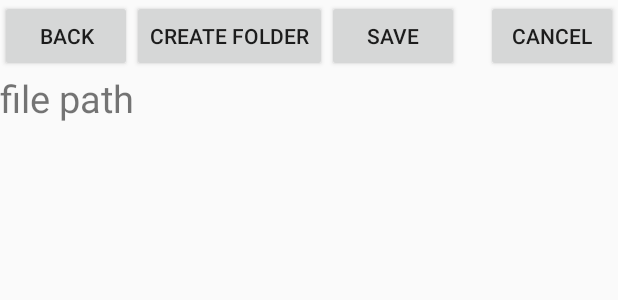
After one commit to MiltonMungin/ShiftCipher, an Android app: the layout activity_file_save.xml on its own in the app's theme, with its tools: preview values and no code run, on a phone screen of 412 x 824 dp. The commit adds this screen. Shown: the top 300 px of the screen. Run offline under Robolectric (Android 15) with nearby library versions, the phone set to English and light mode, and no system bars.

Commit message:
Added file save activity

```diff
--- a/app/build.gradle
+++ b/app/build.gradle
@@ -26,7 +26,7 @@ dependencies {
     })
     compile 'com.android.support:appcompat-v7:25.3.1'
     compile 'com.android.support.constraint:constraint-layout:1.0.0-beta5'
+    compile 'com.jakewharton:butterknife:8.5.1'
     testCompile 'junit:junit:4.12'
-    compile 'com.jakewharton:butterknife:8.5.1'
     annotationProcessor 'com.jakewharton:butterknife-compiler:8.5.1'
 }
--- a/app/src/main/AndroidManifest.xml
+++ b/app/src/main/AndroidManifest.xml
@@ -2,7 +2,7 @@
 <manifest xmlns:android="http://schemas.android.com/apk/res/android"
     package="edu.gsu.student.shiftcipher">
 
-    <uses-permission android:name="android.permission.READ_EXTERNAL_STORAGE"/>
+    <uses-permission android:name="android.permission.READ_EXTERNAL_STORAGE" />
     <uses-permission android:name="android.permission.WRITE_EXTERNAL_STORAGE" />
 
     <application
@@ -19,7 +19,8 @@
                 <category android:name="android.intent.category.LAUNCHER" />
             </intent-filter>
         </activity>
-        <activity android:name=".FileExplorerActivity"></activity>
+        <activity android:name=".FileExplorerActivity" />
+        <activity android:name=".FileSaveActivity"></activity>
     </application>
 
 </manifest>
--- /dev/null
+++ b/app/src/main/res/layout/activity_file_save.xml
@@ -0,0 +1,63 @@
+<?xml version="1.0" encoding="utf-8"?>
+<LinearLayout xmlns:android="http://schemas.android.com/apk/res/android"
+    xmlns:app="http://schemas.android.com/apk/res-auto"
+    xmlns:tools="http://schemas.android.com/tools"
+    android:layout_width="match_parent"
+    android:layout_height="match_parent"
+    tools:context="edu.gsu.student.shiftcipher.FileSaveActivity">
+
+    <RelativeLayout
+        android:layout_width="match_parent"
+        android:layout_height="match_parent">
+        <LinearLayout
+            android:id="@+id/explorer_header"
+            android:layout_width="wrap_content"
+            android:layout_height="wrap_content">
+
+            <Button
+                android:id="@+id/button_up_to"
+                android:layout_width="wrap_content"
+                android:layout_height="wrap_content"
+                android:text="back"/>
+
+            <Button
+                android:id="@+id/button_create_folder"
+                android:layout_width="wrap_content"
+                android:layout_height="wrap_content"
+                android:layout_weight="1"
+                android:text="Create Folder" />
+
+            <Button
+                android:id="@+id/button_save"
+                android:layout_width="wrap_content"
+                android:layout_height="wrap_content"
+                android:layout_weight="1"
+                android:text="Save" />
+
+        </LinearLayout>
+        <TextView
+            android:id="@+id/text_file_path"
+            android:layout_width="wrap_content"
+            android:layout_height="wrap_content"
+            android:text="file path"
+            android:textSize="25dp"
+            android:layout_below="@id/explorer_header"/>
+        <ListView
+            android:id="@+id/fileList"
+            android:layout_width="match_parent"
+            android:layout_height="match_parent"
+            android:layout_below="@id/text_file_path"
+            >
+        </ListView>
+
+        <Button
+            android:id="@+id/button_back_to_main"
+            android:layout_width="wrap_content"
+            android:layout_height="wrap_content"
+            android:text="cancel"
+            android:layout_alignParentTop="true"
+            android:layout_alignParentRight="true"
+            android:layout_alignParentEnd="true" />
+    </RelativeLayout>
+
+</LinearLayout>
```
Also changed, not shown: app/src/main/java/edu/gsu/student/shiftcipher/FileSaveActivity.java (added, +219 -0 lines), app/src/main/java/edu/gsu/student/shiftcipher/MainActivity.java (+8 -5 lines), app/src/main/java/edu/gsu/student/shiftcipher/ShiftCipher.java (+7 -15 lines), app/src/main/res/layout/prompts.xml (added, +22 -0 lines).
